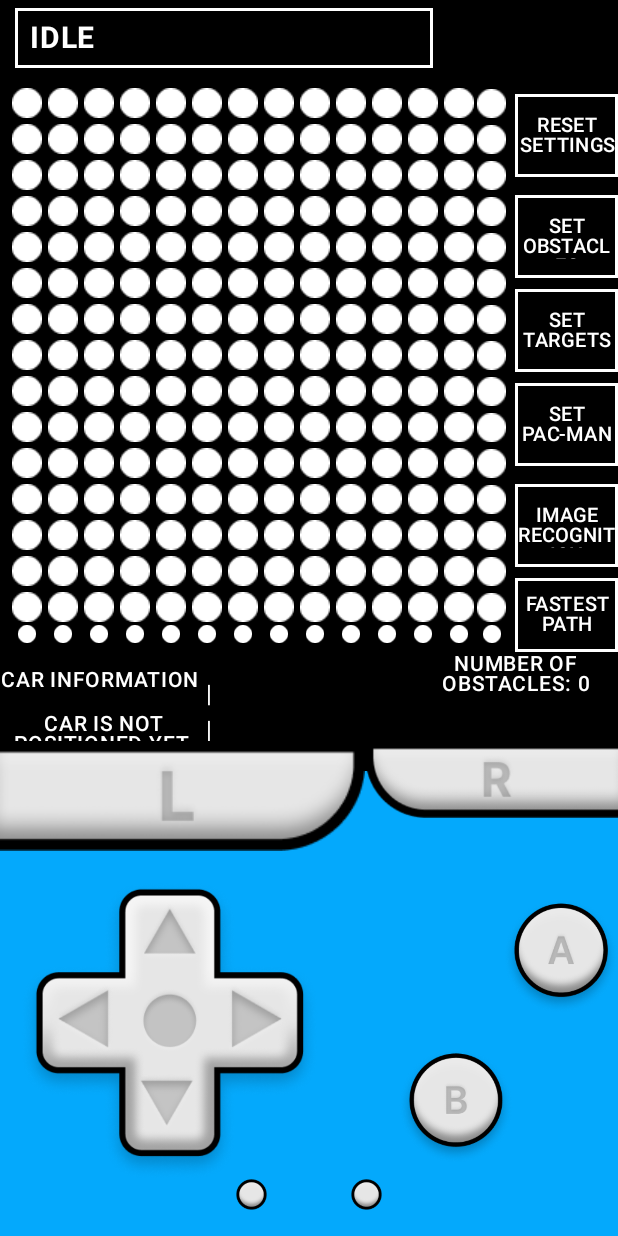
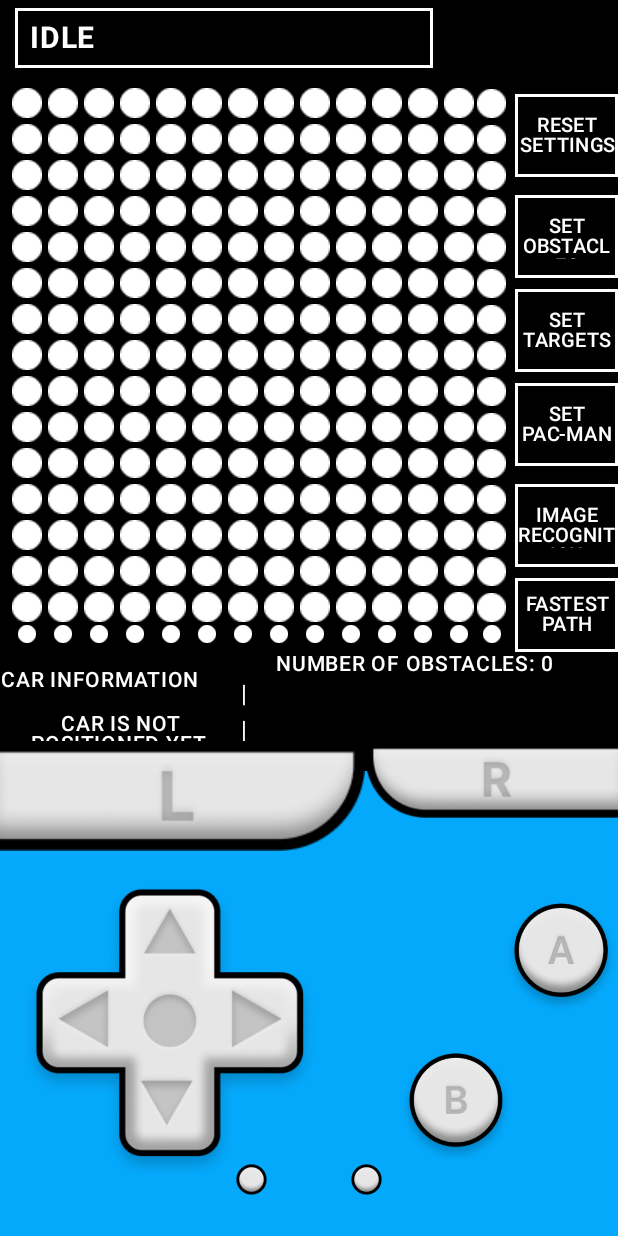
Before and after one commit to MDP-Group40/Android, an Android app built with Jetpack Compose: the screen it shows after launch (MainActivity), on a phone screen of 412 x 824 dp. Run offline under Robolectric (Android 15) with nearby library versions, the phone set to English and light mode, and no system bars; our stand-ins replace Dagger/Hilt's generated code.

Commit message:
car position

```diff
--- a/app/src/main/java/com/example/mdpandroid/data/bluetooth/AndroidBluetoohController.kt
+++ b/app/src/main/java/com/example/mdpandroid/data/bluetooth/AndroidBluetoohController.kt
@@ -274,6 +274,7 @@ class AndroidBluetoothController(
 
     // Method to start a connection with retry logic
     override suspend fun reconnectToLastDevice(retries: Int): ConnectionResult {
+        Log.d("AndroidBluetoothController","Inside reconnectToLastDevice")
         val device = lastConnectedDevice ?: return ConnectionResult.Error("No device to reconnect")
         return retryConnectionWithBackoff(device, retries)
     }
@@ -290,6 +291,7 @@ class AndroidBluetoothController(
             } catch (e: Exception) {
                 Log.e("Bluetooth", "Retry connection attempt ${attempt + 1} failed: ${e.message}")
                 delay(1000L * (attempt + 1))  // Delay with backoff
+                Log.d("AndroidBluetoothController","Inside retryConnectionWithBackoff")
                 attempt++
             }
         }
--- a/app/src/main/java/com/example/mdpandroid/ui/bluetooth/BluetoothViewModel.kt
+++ b/app/src/main/java/com/example/mdpandroid/ui/bluetooth/BluetoothViewModel.kt
@@ -116,6 +116,7 @@ open class BluetoothViewModel @Inject constructor(
 
         viewModelScope.launch(Dispatchers.IO) {
             try {
+                Log.d("BluetoothViewModel", "Attempting to connect with timeout of 10 seconds")
                 withTimeout(10000) {
                     bluetoothController.connectToDevice(device)
                         .onEach { result ->
@@ -149,6 +150,7 @@ open class BluetoothViewModel @Inject constructor(
                                         )
                                     }
                                     // Reflect the UI for reconnection attempt
+                                    Log.d("BluetoothViewModel", "Calling onConnectionLost due to connection error")
                                     onConnectionLost()  // Retry connection when connection fails
                                 }
 
@@ -191,10 +193,12 @@ open class BluetoothViewModel @Inject constructor(
 
     // Reconnect to the last paired device if the connection is lost
     fun reconnectToLastPairedDevice() {
+
         viewModelScope.launch(Dispatchers.IO) {
             _state.update { it.copy(isConnecting = true) }  // Show loading icon during reconnection
             when (val result = bluetoothController.reconnectToLastDevice()) {
                 is ConnectionResult.ConnectionEstablished -> {
+                    Log.d("BluetoothViewModel", "Reconnection successful")
                     _state.update {
                         it.copy(
                             isConnected = true,
@@ -231,6 +235,7 @@ open class BluetoothViewModel @Inject constructor(
                 errorMessage = "Connection lost, attempting to reconnect..."
             )
         }
+        Log.d("BluetoothViewModel", "Attempting to reconnectToLastPairedDevice")
         reconnectToLastPairedDevice()  // Try to reconnect
     }
 
--- a/app/src/main/java/com/example/mdpandroid/ui/buttons/BottomButtons.kt
+++ b/app/src/main/java/com/example/mdpandroid/ui/buttons/BottomButtons.kt
@@ -15,13 +15,19 @@ import androidx.compose.foundation.layout.width
 import androidx.compose.foundation.shape.CircleShape
 import androidx.compose.material3.Button
 import androidx.compose.material3.ButtonDefaults
+import androidx.compose.material3.MaterialTheme
 import androidx.compose.material3.SnackbarDuration
+import androidx.compose.material3.Text
 import androidx.compose.runtime.Composable
 import androidx.compose.ui.Alignment
 import androidx.compose.ui.Modifier
 import androidx.compose.ui.graphics.Color
 import androidx.compose.ui.res.painterResource
+import androidx.compose.ui.text.AnnotatedString
+import androidx.compose.ui.text.font.FontWeight
+import androidx.compose.ui.text.style.TextAlign
 import androidx.compose.ui.unit.dp
+import androidx.compose.ui.unit.sp
 import androidx.hilt.navigation.compose.hiltViewModel
 import androidx.navigation.NavHostController
 import com.example.mdpandroid.R
@@ -90,7 +96,7 @@ fun BottomButtons(
     Column(
         modifier = Modifier
             .fillMaxHeight()
-            .offset(y = (-10).dp)
+            .offset(y = (-20).dp)
     ) {
         Row(
             modifier = Modifier.fillMaxWidth(),
@@ -146,7 +152,9 @@ fun BottomButtons(
         }
 
         Row(
-            modifier = Modifier.fillMaxWidth(),
+            modifier = Modifier
+                .fillMaxWidth()
+                .offset(y=(-15).dp),
             horizontalArrangement = Arrangement.Center,
             verticalAlignment = Alignment.CenterVertically
         ) {
@@ -156,14 +164,28 @@ fun BottomButtons(
                 contentDescription = "Menu_Text"
             )
 
-            Spacer(modifier = Modifier.width(20.dp)) // Padding between text images
+            Spacer(modifier = Modifier.width(30.dp)) // Padding between text images
 
-            Image(
+           /* Image(
                 painter = painterResource(id = R.drawable.text_start),
                 modifier = Modifier,
                 contentDescription = "Start_Text"
-            )
+            )*/
+            Box(
+                modifier = Modifier,
+                contentAlignment = Alignment.Center // Center the content in the Box
+            ) {
+                Text(
+                    text = "Start",
+                    color = MaterialTheme.colorScheme.onSurface,
+                    fontSize = 14.sp,
+                    fontWeight = FontWeight.SemiBold,
+                    textAlign = TextAlign.Center, // Center the text inside the box
+                    lineHeight = 13.sp,
+                    minLines = 2,
+                    maxLines = 2
+                )
+            }
         }
     }
-
 }
--- a/app/src/main/java/com/example/mdpandroid/ui/car/Car.kt
+++ b/app/src/main/java/com/example/mdpandroid/ui/car/Car.kt
@@ -27,7 +27,7 @@ fun Car(viewModel: SharedViewModel, cellSize: Int) {
         val cell = cellSize.dp
         // Calculate the offset in Dp using density
         val offsetX = ((car.x - 0.2 ) * cell.value).dp
-        val offsetY = ((car.transformY - 1.6)* cell.value).dp
+        val offsetY = ((car.transformY - 1.5)* cell.value).dp
 
         Box(
 
--- a/app/src/main/java/com/example/mdpandroid/ui/footer/InformationDisplay.kt
+++ b/app/src/main/java/com/example/mdpandroid/ui/footer/InformationDisplay.kt
@@ -32,7 +32,7 @@ fun InformationDisplay(
 
         Column(
             modifier = Modifier
-                .weight(0.3f),
+                .weight(0.7f),
             verticalArrangement = Arrangement.Center
         ) {
             // Display car information
@@ -47,22 +47,22 @@ fun InformationDisplay(
             }
         }
         Column(
-            modifier = Modifier.weight(0.3f),
+            modifier = Modifier.weight(0.1f),
             verticalArrangement = Arrangement.Center
         ) {
             Text(text = "|")
             Text(text = "|")
         }
         Column(
-            modifier = Modifier.weight(0.3f)
+            modifier = Modifier.weight(1f)
         ){
             DisplayStyle(text = "NUMBER OF OBSTACLES: ${obstacles.size}")
 
             LazyColumn(
                 modifier = Modifier
                     .height(50.dp),
-                verticalArrangement = Arrangement.Center, // Space between each message
-                horizontalAlignment = Alignment.End
+                verticalArrangement = Arrangement.Top, // Space between each message
+                horizontalAlignment = Alignment.Start
             ) {
                 // Reverse the order of obstacles for the LazyColumn
                 items(obstacles.size) { index ->
--- a/app/src/main/java/com/example/mdpandroid/ui/grid/GridMap.kt
+++ b/app/src/main/java/com/example/mdpandroid/ui/grid/GridMap.kt
@@ -23,7 +23,7 @@ fun GridMap(
     ) {
         for (y in 0 until gridSize) {
 
-            val transformedY = gridSize - y
+            val transformedY = gridSize - y - 1
 
             Row {
                 for (x in 0 until gridSize) {
```
